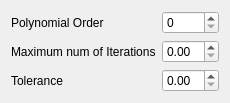
Old version of the form ui/Mario.ui in the repository tisaconundrum2/PySAT-GUI.
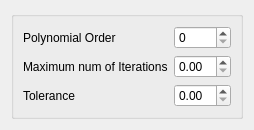
New version of the form.

Commit message: Make everything a groupBox

```diff
--- a/ui/Mario.ui
+++ b/ui/Mario.ui
@@ -7,6 +7,7 @@
   </property>
   <layout class="QVBoxLayout" name="verticalLayout">
    <item>
+    <widget class="QGroupBox" name="">
     <layout class="QFormLayout" name="formLayout_2">
      <property name="fieldGrowthPolicy">
       <enum>QFormLayout::AllNonFixedFieldsGrow</enum>
@@ -42,6 +43,7 @@
       <widget class="QDoubleSpinBox" name="toleranceDoubleSpinBox"/>
      </item>
     </layout>
+    </widget>
    </item>
   </layout>
  </widget>
```
Lines whose indentation alone changed are shown as unchanged. The commit also changes 9 other files.
